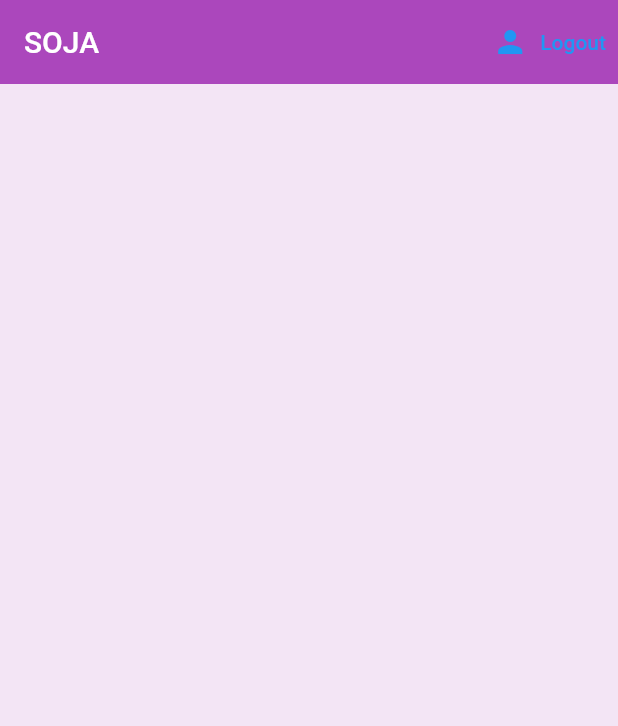
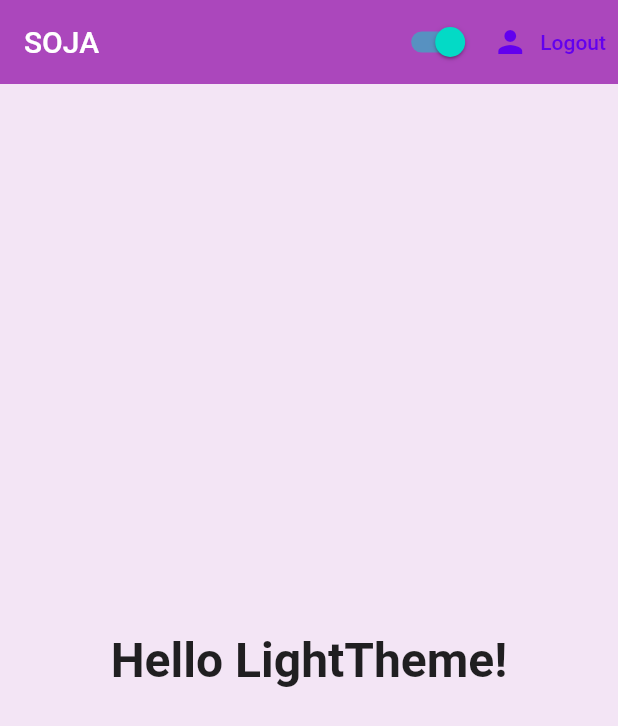
Before and after one commit to AakifZ/SOJA, a Flutter app: the screen it shows once a user with an empty profile is signed in, on a phone screen of 412 x 824 dp. Shown: the top 726 px of the screen. Run offline on Flutter 3.47's test engine with Material 2 defaults, Android fonts, the phone set to English and light mode, and no system bars; our stand-ins replace firebase_auth, firebase_core; accounts and stored records are empty.

Commit message:
updated - JayC

```diff
--- a/lib/main.dart
+++ b/lib/main.dart
@@ -2,6 +2,7 @@ import 'package:firebase_core/firebase_core.dart';
 import 'package:flutter/material.dart';
 import 'package:soja/screens/wrapper.dart';
 import 'package:provider/provider.dart';
+import 'package:soja/services/MyThemes.dart';
 import 'package:soja/services/auth.dart';
 
 import 'models/user.dart';
@@ -17,17 +18,19 @@ class MyApp extends StatelessWidget {
 
   // This widget is the root of your application.
   @override
-  Widget build(BuildContext context) {
+  Widget build(BuildContext context) => ChangeNotifierProvider(
+      create: (context) => ThemeProvider(),
+      builder: (context, _) {
         return StreamProvider<MyUser?>.value(
           value: AuthService().user,
           catchError: (User, MyUser) => null,
           initialData: null,
           child: MaterialApp(
+            themeMode: ThemeMode.system,
+            theme: MyThemes.lightTheme,
+            darkTheme: MyThemes.darkTheme,
             home: Wrapper(),
           ),
         );
+      });
   }
-
-
-
-}
--- a/lib/screens/home/home.dart
+++ b/lib/screens/home/home.dart
@@ -1,17 +1,32 @@
 import 'package:flutter/material.dart';
 import 'package:soja/services/auth.dart';
+import 'package:soja/services/changeTheme.dart';
 
 class Home extends StatelessWidget {
   final AuthService _auth = AuthService();
   @override
   Widget build(BuildContext context) {
+    final text = MediaQuery.of(context).platformBrightness == Brightness.dark
+    ? 'DarkTheme'
+    : 'LightTheme';
+
     return Scaffold(
+      body: Center(
+        child: Text(
+          'Hello $text!',
+          style: TextStyle(
+            fontSize: 32,
+            fontWeight: FontWeight.bold,
+          ),
+        ),
+      ),
       backgroundColor: Colors.purple[50],
       appBar: AppBar(
         title: Text('SOJA'),
         backgroundColor: Colors.purple[400],
         elevation: 0.0,
         actions: <Widget>[
+          ChangeTheme(),
           TextButton.icon(
             icon: Icon(Icons.person),
             label: Text('Logout'),
--- /dev/null
+++ b/lib/services/MyThemes.dart
@@ -0,0 +1,20 @@
+import 'package:flutter/material.dart';
+
+
+class ThemeProvider extends ChangeNotifier {
+  ThemeMode themeMode = ThemeMode.dark;
+
+  bool get isDarkMode => themeMode == ThemeMode.dark;
+}
+class MyThemes {
+  static final darkTheme = ThemeData(
+    scaffoldBackgroundColor: Colors.grey.shade900,
+    colorScheme: ColorScheme.dark(),
+
+  );
+
+  static final lightTheme = ThemeData(
+  scaffoldBackgroundColor: Colors.white,
+    colorScheme: ColorScheme.light(),
+  );
+}
--- /dev/null
+++ b/lib/services/changeTheme.dart
@@ -0,0 +1,19 @@
+import 'package:flutter/material.dart';
+import 'package:provider/provider.dart';
+import 'package:soja/services/MyThemes.dart';
+
+
+class ChangeTheme extends StatelessWidget {
+  @override
+  Widget build(BuildContext context) {
+    final themeProvider = Provider.of<ThemeProvider>(context);
+
+    return Switch.adaptive(
+      value: themeProvider.isDarkMode,
+      onChanged: (value) {
+
+      },
+    );
+  }
+
+}
```
Lines whose indentation alone changed are shown as unchanged.
